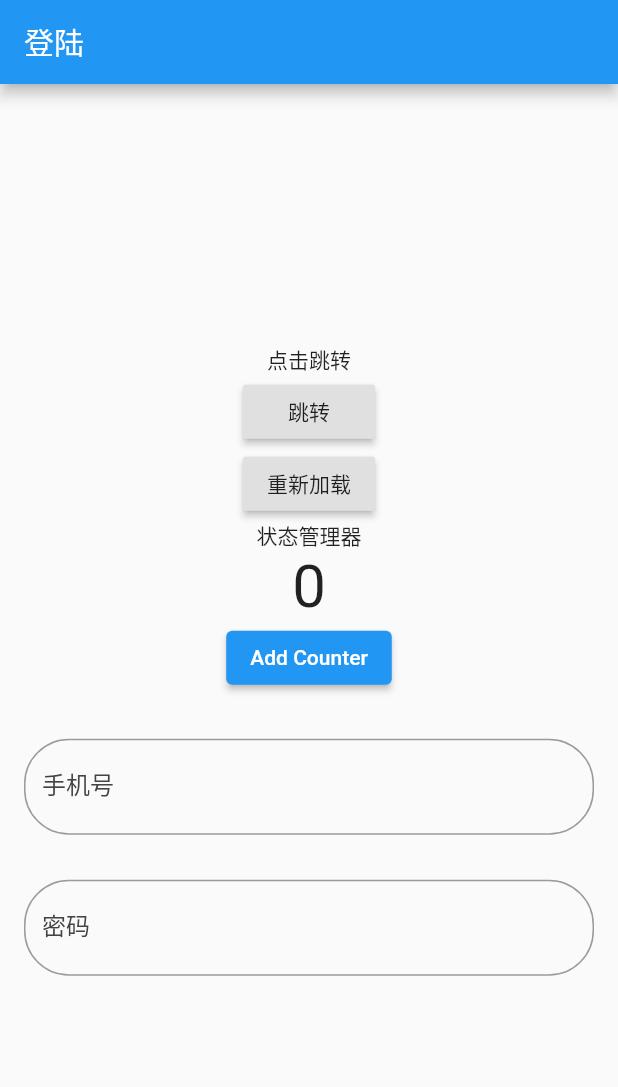
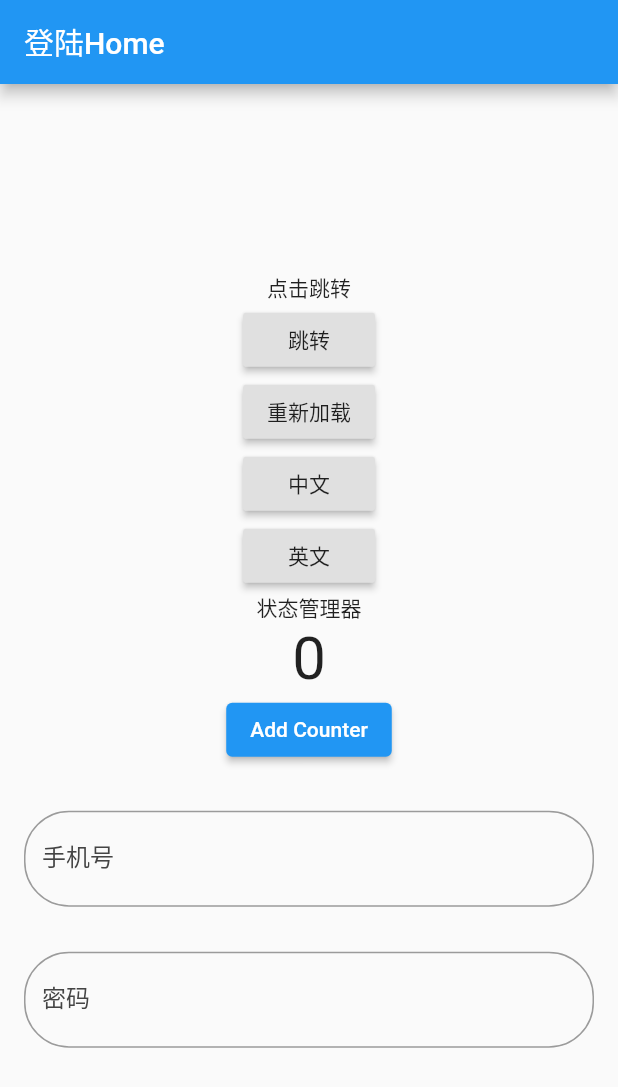
Before and after one commit to boonook/flutter, a Flutter app: the screen it shows after launch, on a phone screen of 412 x 824 dp. Shown: the top 1087 px of the screen. Run offline on Flutter 3.47's test engine with Material 2 defaults, Android fonts, the phone set to English and light mode, and no system bars; our stand-ins replace bot_toast, dio, flutter_datetime_picker, flutter_mobx, flutter_swipe_action_cell, fluttertoast and 7 more; missing offline and left inert: barcode_scan2, city_pickers; generated files the repository leaves out were written again; network calls fail.

Commit message:
设置中英文并实现手动切换语言类型

```diff
--- /dev/null
+++ b/lib/I10n/intl_en.arb
@@ -0,0 +1,6 @@
+
+{
+    "testDemo": "abcde",
+    "home": "Home",
+    "aboutme": "about me"
+  }
--- /dev/null
+++ b/lib/I10n/intl_zh.arb
@@ -0,0 +1,5 @@
+{
+    "testDemo": "中文",
+    "home": "首页",
+    "aboutme": "关于我们"
+  }
--- a/lib/main.dart
+++ b/lib/main.dart
@@ -1,5 +1,6 @@
 import 'package:flutter/material.dart';
 import 'package:bot_toast/bot_toast.dart';
+import 'package:flutter_localizations/flutter_localizations.dart';
 import 'IndexPage.dart';
 import 'package:my_app/screens/account.dart';
 import 'package:my_app/screens/settings.dart';
@@ -9,6 +10,7 @@ import 'package:my_app/screens/Flexbuju.dart';
 import 'package:my_app/screens/ScanPage.dart';
 import 'package:my_app/screens/ListCeHuaDel.dart';
 import 'package:my_app/screens/DatePickerPage.dart';
+import 'package:my_app/generated/l10n.dart';
 
 void main() {
   //设置安卓状态栏透明
@@ -27,9 +29,27 @@ class MyApp extends StatelessWidget {
   Widget build(BuildContext context) {
     return MaterialApp(
       title: '航班管家',
+      debugShowCheckedModeBanner: false,
+
+      ///关闭模拟器右上角的debug图标
       theme: ThemeData(
         primarySwatch: Colors.blue,
       ),
+      localizationsDelegates: [
+        GlobalMaterialLocalizations.delegate,
+        GlobalWidgetsLocalizations.delegate,
+        GlobalCupertinoLocalizations.delegate,
+        S.delegate,
+      ],
+      //我们只支持美国英语和中文简体
+      supportedLocales: [
+        const Locale('zh', ''),
+        ...S.delegate.supportedLocales
+      ],
+      localeListResolutionCallback: (locales, supportedLocales) {
+        print('当前系统语言环境$locales');
+        return;
+      },
       builder: BotToastInit(),
       navigatorObservers: [BotToastNavigatorObserver()],
       home: LoginScreen(),
--- a/lib/screens/LoginPage.dart
+++ b/lib/screens/LoginPage.dart
@@ -1,9 +1,11 @@
 import 'package:flutter/material.dart';
 import 'dart:core';
+import 'package:intl/intl.dart';
 import 'package:flutter_mobx/flutter_mobx.dart';
 import 'package:my_app/Store/counter.dart';
 import 'package:my_app/Config/Contant.dart';
 import 'package:my_app/Utils/http.dart';
+import 'package:my_app/generated/l10n.dart';
 
 class LoginScreen extends StatefulWidget {
   const LoginScreen();
@@ -67,11 +69,27 @@ class LoginScreenState extends State<LoginScreen> {
     print(counter.userToken);
   }
 
+  void _changeLanguage() async {
+    print('修改前语言环境:${Intl.getCurrentLocale()}');
+    await S.load(Locale('zh'));
+    //setState刷新页面改变语言
+    setState(() {});
+    print('修改后语言环境:${Intl.getCurrentLocale()}');
+  }
+
+  void _changeEngLanguage() async {
+    print('修改前语言环境:${Intl.getCurrentLocale()}');
+    await S.load(Locale('en'));
+    //setState刷新页面改变语言
+    setState(() {});
+    print('修改后语言环境:${Intl.getCurrentLocale()}');
+  }
+
   @override
   Widget build(BuildContext context) {
     return Scaffold(
         appBar: AppBar(
-        title: Text("登陆"),
+          title: Text("登陆" + S.of(context).home),
         ),
         body: Center(
           child: Column(
@@ -91,6 +109,20 @@ class LoginScreenState extends State<LoginScreen> {
                   // print(phone);
                 },
                 child: Text("重新加载"),
+              ),
+              new RaisedButton(
+                onPressed: () {
+                  _changeLanguage();
+                  // print(phone);
+                },
+                child: Text("中文"),
+              ),
+              new RaisedButton(
+                onPressed: () {
+                  _changeEngLanguage();
+                  // print(phone);
+                },
+                child: Text("英文"),
               ),
               Container(
                 child: Column(
@@ -124,7 +156,9 @@ class LoginScreenState extends State<LoginScreen> {
                         border: OutlineInputBorder(
                           borderRadius: BorderRadius.circular(30),
                           borderSide: BorderSide(
-                            color: kYellow, width: 3, style: BorderStyle.solid),
+                              color: kYellow,
+                              width: 3,
+                              style: BorderStyle.solid),
                         ),
                         focusedBorder: OutlineInputBorder(
                           borderRadius: BorderRadius.circular(30),
@@ -171,7 +205,6 @@ class LoginScreenState extends State<LoginScreen> {
               )
             ],
           ),
-      ),
-    );
+        ));
   }
 }
--- a/lib/screens/settings.dart
+++ b/lib/screens/settings.dart
@@ -1,5 +1,6 @@
 import 'package:flutter/material.dart';
 import 'dart:io';
+import 'package:intl/intl.dart';
 import 'package:image_picker/image_picker.dart';
 import 'package:qr_flutter/qr_flutter.dart';
 import 'package:permission_handler/permission_handler.dart';
@@ -8,6 +9,7 @@ import 'package:image_gallery_saver/image_gallery_saver.dart';
 import 'package:bot_toast/bot_toast.dart';
 import 'package:flutter/rendering.dart';
 import 'package:my_app/Utils/AppUtil.dart';
+import 'package:my_app/generated/l10n.dart';
 
 class SettingsScreen extends StatefulWidget {
   const SettingsScreen();
@@ -23,6 +25,7 @@ class SettingsScreenState extends State<SettingsScreen> {
     String url =
         "https://ss0.baidu.com/94o3dSag_xI4khGko9WTAnF6hhy/image/h%3D300/sign=a62e824376d98d1069d40a31113eb807/838ba61ea8d3fd1fc9c7b6853a4e251f94ca5f46.jpg";
     AppUtil.saveImage(url);
+    print('setting修改前语言环境:${Intl.getCurrentLocale()}');
   }
 
   GlobalKey _globalKey = new GlobalKey();
@@ -111,7 +114,7 @@ class SettingsScreenState extends State<SettingsScreen> {
   Widget build(BuildContext context) {
     return Scaffold(
       appBar: AppBar(
-        title: Text("设置"),
+        title: Text("设置" + S.of(context).aboutme),
       ),
       body: Center(
         child: Column(
--- a/pubspec.yaml
+++ b/pubspec.yaml
@@ -22,6 +22,8 @@ environment:
 
 dependencies:
   flutter:
+    sdk: flutter
+  flutter_localizations:
     sdk: flutter
   event_bus: ^2.0.0
   flutter_swiper: ^1.1.6
@@ -50,6 +52,8 @@ dependencies:
   cached_network_image: ^3.0.0
   flutter_swipe_action_cell: ^2.1.0
   flutter_datetime_picker: ^1.5.1
+  intl: ^0.17.0
+  provider: ^5.0.0
   # add this line to your dependencies
 dev_dependencies:
   flutter_test:
```
Also changed, not shown: lib/constant/Constants.dart (added, +25 -0 lines), lib/generated/intl/messages_all.dart (added), lib/generated/intl/messages_en.dart (added), lib/generated/intl/messages_zh.dart (added), lib/generated/l10n.dart (added), pubspec.lock. Lines whose indentation alone changed are shown as unchanged.
